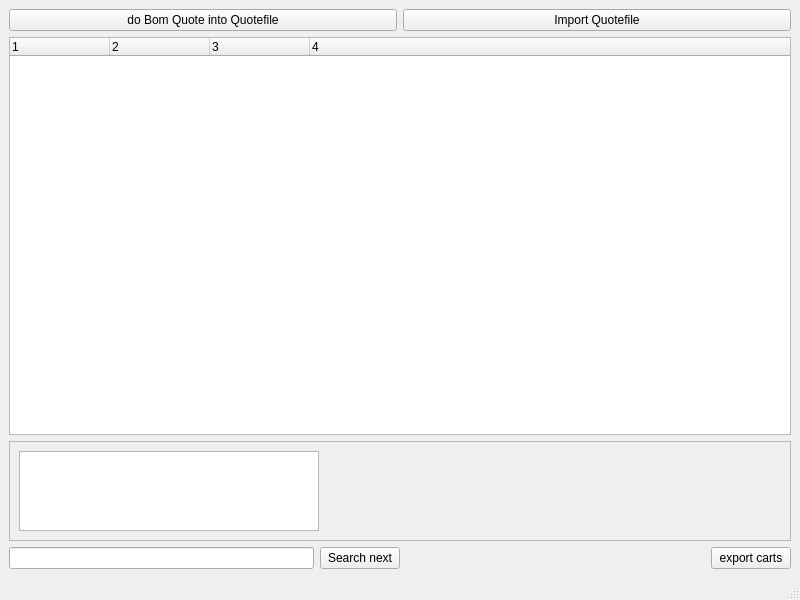
This is src/gui/mainwindow.ui in pioupus/pyBomQuote as Qt 5 draws it before an edit. The edited form follows.
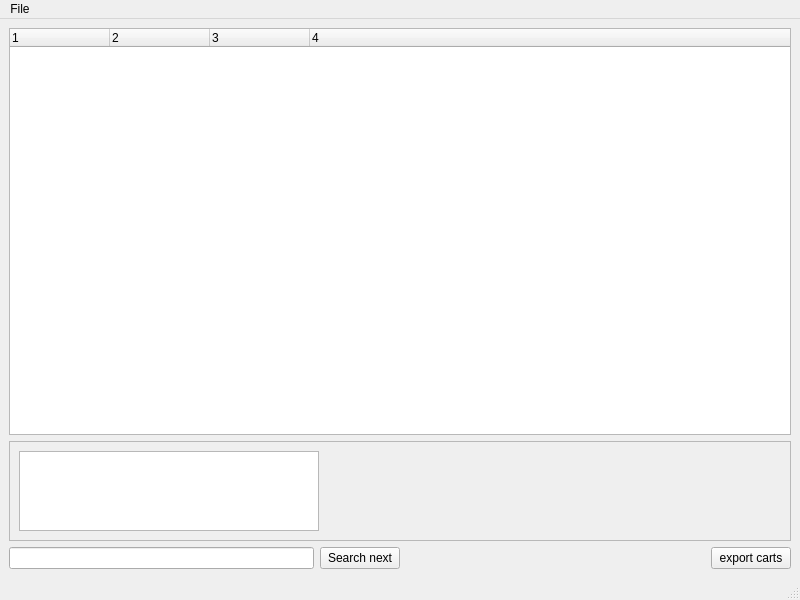
This is the edited form.

Patch:
```diff
--- a/src/gui/mainwindow.ui
+++ b/src/gui/mainwindow.ui
@@ -15,7 +15,7 @@
   </property>
   <widget class="QWidget" name="centralwidget">
    <layout class="QGridLayout" name="gridLayout">
-    <item row="2" column="0">
+    <item row="1" column="0">
      <widget class="QFrame" name="frmCellInfo">
       <property name="maximumSize">
        <size>
@@ -70,25 +70,7 @@
       </layout>
      </widget>
     </item>
-    <item row="0" column="0">
-     <layout class="QHBoxLayout" name="horizontalLayout_2">
-      <item>
-       <widget class="QPushButton" name="btnImportBom">
-        <property name="text">
-         <string>do Bom Quote into Quotefile</string>
-        </property>
-       </widget>
-      </item>
-      <item>
-       <widget class="QPushButton" name="btnImportQuote">
-        <property name="text">
-         <string>Import Quotefile</string>
-        </property>
-       </widget>
-      </item>
-     </layout>
-    </item>
-    <item row="3" column="0">
+    <item row="2" column="0">
      <layout class="QHBoxLayout" name="horizontalLayout">
       <item>
        <widget class="QLineEdit" name="edtSearch"/>
@@ -122,7 +104,7 @@
       </item>
      </layout>
     </item>
-    <item row="1" column="0">
+    <item row="0" column="0">
      <widget class="QTreeWidget" name="treeBOM">
       <property name="columnCount">
        <number>4</number>
@@ -160,8 +142,32 @@
      <height>21</height>
     </rect>
    </property>
+   <widget class="QMenu" name="menuFile">
+    <property name="title">
+     <string>File</string>
+    </property>
+    <addaction name="actionQuote_bom_into_file"/>
+    <addaction name="actionOpen_quote_file"/>
+    <addaction name="actionMultiply_part_quantity"/>
+   </widget>
+   <addaction name="menuFile"/>
   </widget>
   <widget class="QStatusBar" name="statusbar"/>
+  <action name="actionQuote_bom_into_file">
+   <property name="text">
+    <string>Quote bom into quote file</string>
+   </property>
+  </action>
+  <action name="actionOpen_quote_file">
+   <property name="text">
+    <string>Open quote file</string>
+   </property>
+  </action>
+  <action name="actionMultiply_part_quantity">
+   <property name="text">
+    <string>Multiply part quantity</string>
+   </property>
+  </action>
  </widget>
  <resources/>
  <connections/>
```
